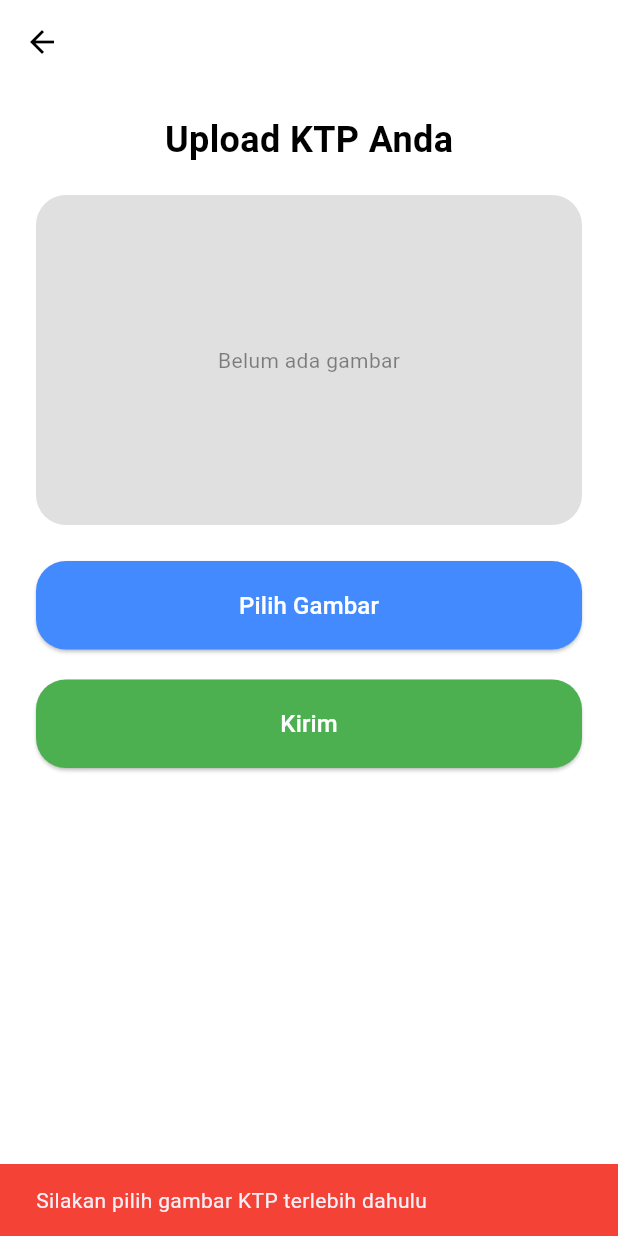
After one commit to tungtungtungtungtungtungsahur/mobile-abp, a Flutter app: the KtpPage screen opened by its route, after a tap on "Kirim", on a phone screen of 412 x 824 dp. The commit adds this screen. Run offline on Flutter 3.47's test engine with Material 3 defaults, Android fonts, the phone set to English and light mode, and no system bars; our stand-ins replace cloud_firestore, firebase_auth, firebase_core, image_picker; accounts and stored records are empty; Roboto replaces fonts that are missing (Poppins).

Commit message:
frontend ktp msh di profile page

```diff
--- /dev/null
+++ b/lib/ktp.dart
@@ -0,0 +1,194 @@
+import 'package:flutter/material.dart';
+import 'package:image_picker/image_picker.dart';
+import 'dart:io';
+
+class KtpPage extends StatefulWidget {
+  const KtpPage({super.key});
+
+  @override
+  _KtpPageState createState() => _KtpPageState();
+}
+
+class _KtpPageState extends State<KtpPage> {
+  File? _ktpImage;
+  bool _isLoading = false;
+  bool _isSubmitted = false;
+
+  Future<void> _pickImage() async {
+    final picker = ImagePicker();
+    final pickedFile = await picker.pickImage(source: ImageSource.gallery);
+
+    if (pickedFile != null) {
+      setState(() {
+        _ktpImage = File(pickedFile.path);
+      });
+    }
+  }
+
+  Future<void> _handleSubmit() async {
+    if (_ktpImage == null) {
+      ScaffoldMessenger.of(context).showSnackBar(
+        const SnackBar(
+          content: Text('Silakan pilih gambar KTP terlebih dahulu'),
+          backgroundColor: Colors.red,
+        ),
+      );
+      return;
+    }
+
+    setState(() {
+      _isLoading = true;
+    });
+
+    try {
+      // Simulasi proses upload
+      await Future.delayed(const Duration(seconds: 1));
+
+      if (mounted) {
+        setState(() {
+          _isSubmitted = true;
+        });
+      }
+    } catch (e) {
+      if (mounted) {
+        ScaffoldMessenger.of(context).showSnackBar(
+          SnackBar(
+            content: Text('Gagal mengirim gambar: $e'),
+            backgroundColor: Colors.red,
+          ),
+        );
+      }
+    } finally {
+      if (mounted) {
+        setState(() {
+          _isLoading = false;
+        });
+      }
+    }
+  }
+
+  @override
+  Widget build(BuildContext context) {
+    final screenWidth = MediaQuery.of(context).size.width;
+
+    return Scaffold(
+      backgroundColor: Colors.white,
+      appBar: AppBar(
+        backgroundColor: Colors.white,
+        elevation: 0,
+        leading: IconButton(
+          icon: const Icon(Icons.arrow_back, color: Colors.black),
+          onPressed: () {
+            Navigator.pop(context);
+          },
+        ),
+      ),
+      body: SafeArea(
+        child: SingleChildScrollView(
+          padding: const EdgeInsets.symmetric(horizontal: 24.0, vertical: 20.0),
+          child: Column(
+            crossAxisAlignment: CrossAxisAlignment.center,
+            children: [
+              const Text(
+                'Upload KTP Anda',
+                style: TextStyle(
+                  color: Colors.black,
+                  fontSize: 24,
+                  fontWeight: FontWeight.bold,
+                ),
+              ),
+              const SizedBox(height: 20),
+
+              // Preview Image
+              Container(
+                width: screenWidth,
+                height: 220,
+                decoration: BoxDecoration(
+                  color: Colors.grey[300],
+                  borderRadius: BorderRadius.circular(20),
+                ),
+                child: _ktpImage == null
+                    ? const Center(
+                        child: Text(
+                          'Belum ada gambar',
+                          style: TextStyle(color: Colors.black45),
+                        ),
+                      )
+                    : ClipRRect(
+                        borderRadius: BorderRadius.circular(20),
+                        child: Image.file(
+                          _ktpImage!,
+                          fit: BoxFit.cover,
+                          width: double.infinity,
+                        ),
+                      ),
+              ),
+              const SizedBox(height: 24),
+
+              // Button Pilih Gambar
+              SizedBox(
+                width: double.infinity,
+                child: ElevatedButton(
+                  style: ElevatedButton.styleFrom(
+                    backgroundColor: Colors.blueAccent,
+                    shape: RoundedRectangleBorder(
+                      borderRadius: BorderRadius.circular(20),
+                    ),
+                    padding: const EdgeInsets.symmetric(vertical: 18),
+                  ),
+                  onPressed: _pickImage,
+                  child: const Text(
+                    'Pilih Gambar',
+                    style: TextStyle(color: Colors.white, fontSize: 16),
+                  ),
+                ),
+              ),
+              const SizedBox(height: 20),
+
+              // Pesan Berhasil
+              if (_isSubmitted) ...[
+                const Text(
+                  'KTP berhasil dimasukkan',
+                  style: TextStyle(
+                    color: Colors.green,
+                    fontSize: 16,
+                    fontWeight: FontWeight.bold,
+                  ),
+                ),
+                const SizedBox(height: 20),
+              ],
+
+              // Button Kirim
+              SizedBox(
+                width: double.infinity,
+                child: ElevatedButton(
+                  style: ElevatedButton.styleFrom(
+                    backgroundColor: Colors.green,
+                    shape: RoundedRectangleBorder(
+                      borderRadius: BorderRadius.circular(20),
+                    ),
+                    padding: const EdgeInsets.symmetric(vertical: 18),
+                  ),
+                  onPressed: _isLoading ? null : _handleSubmit,
+                  child: _isLoading
+                      ? const SizedBox(
+                          width: 20,
+                          height: 20,
+                          child: CircularProgressIndicator(
+                            color: Colors.white,
+                            strokeWidth: 2,
+                          ),
+                        )
+                      : const Text(
+                          'Kirim',
+                          style: TextStyle(color: Colors.white, fontSize: 16),
+                        ),
+                ),
+              ),
+            ],
+          ),
+        ),
+      ),
+    );
+  }
+}
--- a/lib/main.dart
+++ b/lib/main.dart
@@ -4,6 +4,7 @@ import 'package:project_kel_5/profile.dart';
 import 'package:project_kel_5/signin.dart';
 import 'package:project_kel_5/signup.dart';
 import 'package:project_kel_5/landingMenu.dart';
+import 'package:project_kel_5/ktp.dart';
 import 'package:firebase_core/firebase_core.dart';
 import 'firebase_options.dart';
 import 'profile_barang.dart';
@@ -37,6 +38,7 @@ class MyApp extends StatelessWidget {
         '/home': (context) => const HomeScreen(),
         '/profile': (context) => const ProfilePage(),
         '/profile_barang': (context) => ProfileBarang(),
+        '/ktp': (context) => const KtpPage(),
       },
     );
   }
--- a/lib/profile.dart
+++ b/lib/profile.dart
@@ -1,5 +1,6 @@
 import 'package:flutter/material.dart';
 import 'profile_barang.dart';
+import 'ktp.dart';
 import 'package:cloud_firestore/cloud_firestore.dart';
 import 'package:firebase_auth/firebase_auth.dart';
 
@@ -145,6 +146,18 @@ class _ProfilePageState extends State<ProfilePage> {
                 },
               ),
               _buildMenuItem('Alamat Pengiriman', Icons.location_on),
+              _buildMenuItem(
+                'Upload KTP',
+                Icons.badge, // icon ID card
+                onTap: () {
+                  Navigator.push(
+                    context,
+                    MaterialPageRoute(
+                      builder: (context) => const KtpPage(),
+                    ),
+                  );
+                },
+              ),
               _buildMenuItem('FAQ', Icons.help),
               _buildMenuItem('Pelayanan Pelanggan', Icons.headset_mic),
               _buildMenuItem('Pengaturan', Icons.settings),
--- a/lib/services/auth_service.dart
+++ b/lib/services/auth_service.dart
@@ -51,12 +51,14 @@ class AuthService {
         password: password,
       );
     } on FirebaseAuthException catch (e) {
-    if (e.code == 'user-not-found' || e.code == 'wrong-password') {
-      throw 'Email atau password yang dimasukkan salah.';
+      if (e.code == 'user-not-found') {
+        throw 'No user found for that email.';
+      } else if (e.code == 'wrong-password') {
+        throw 'Wrong password provided.';
       }
-    throw e.message ?? 'Terjadi kesalahan saat login.';
+      throw e.message ?? 'An error occurred during sign in.';
     } catch (e) {
-    throw 'Terjadi kesalahan saat login.';
+      throw 'An error occurred during sign in.';
     }
   }
 
--- a/lib/signin.dart
+++ b/lib/signin.dart
@@ -160,7 +160,7 @@ class _SignInPageState extends State<SignInPage> {
                             strokeWidth: 2,
                           ),
                         )
-                      : const Text('Daftar'),
+                      : const Text('Masuk'),
                 ),
                 const SizedBox(height: 20),
 
--- a/lib/signup.dart
+++ b/lib/signup.dart
@@ -256,7 +256,7 @@ class _SignUpPageState extends State<SignUpPage> {
                             strokeWidth: 2,
                           ),
                         )
-                      : const Text('Masuk'),
+                      : const Text('Daftar'),
                 ),
                 const SizedBox(height: 20),
 
```
Lines whose indentation alone changed are shown as unchanged.
